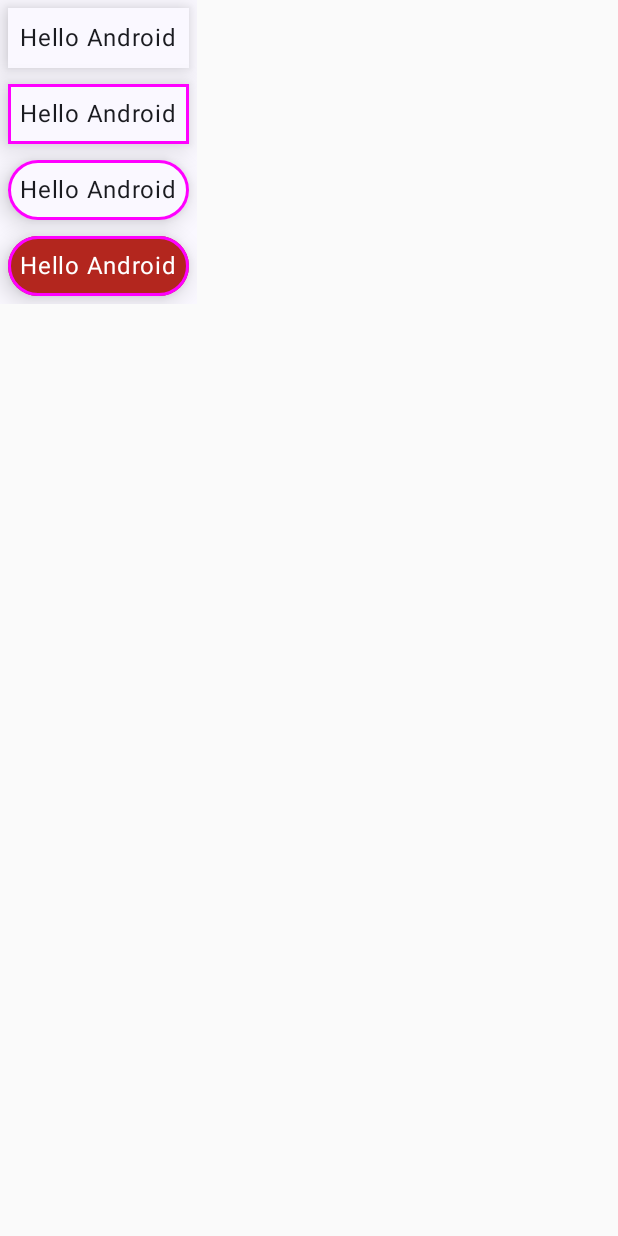
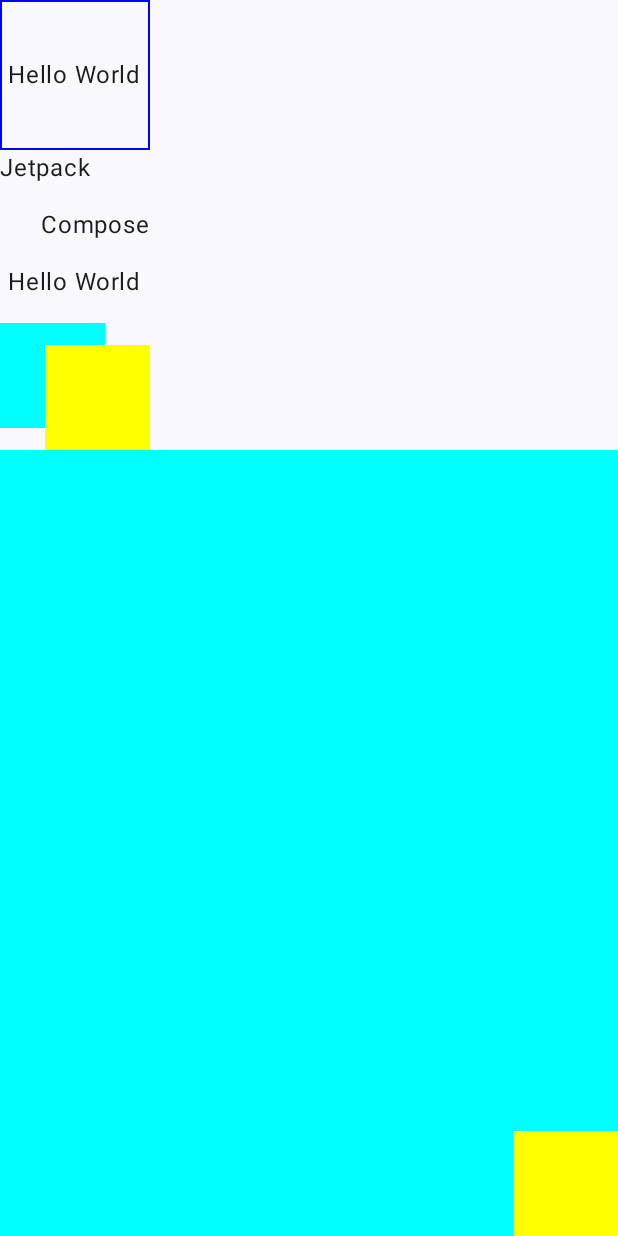
Before and after one commit to ichanguk/Jetpack-Compose-Prac, an Android app built with Jetpack Compose: the screen it shows after launch (SurfaceActivity before the commit, BoxActivity after it), on a phone screen of 412 x 824 dp. Run offline under Robolectric (Android 15) with nearby library versions, the phone set to English and light mode, and no system bars.

Commit message:
Update Box

```diff
--- a/app/src/main/AndroidManifest.xml
+++ b/app/src/main/AndroidManifest.xml
@@ -13,9 +13,9 @@
         android:theme="@style/Theme.JetpackComposePrac"
         tools:targetApi="31">
         <activity
-            android:name=".SurfaceActivity"
+            android:name=".BoxActivity"
             android:exported="true"
-            android:label="@string/title_activity_surface"
+            android:label="@string/title_activity_box"
             android:theme="@style/Theme.JetpackComposePrac">
             <intent-filter>
                 <action android:name="android.intent.action.MAIN" />
@@ -24,10 +24,15 @@
             </intent-filter>
         </activity>
         <activity
+            android:name=".SurfaceActivity"
+            android:exported="true"
+            android:label="@string/title_activity_surface"
+            android:theme="@style/Theme.JetpackComposePrac"/>
+        <activity
             android:name=".ModifierActivity"
             android:exported="true"
             android:label="@string/title_activity_modifier"
-            android:theme="@style/Theme.JetpackComposePrac"/>
+            android:theme="@style/Theme.JetpackComposePrac" />
         <activity
             android:name=".ButtonActivity"
             android:exported="true"
--- /dev/null
+++ b/app/src/main/java/com/example/jetpackcomposeprac/BoxActivity.kt
@@ -0,0 +1,83 @@
+package com.example.jetpackcomposeprac
+
+import android.os.Bundle
+import androidx.activity.ComponentActivity
+import androidx.activity.compose.setContent
+import androidx.compose.foundation.BorderStroke
+import androidx.compose.foundation.background
+import androidx.compose.foundation.border
+import androidx.compose.foundation.layout.Box
+import androidx.compose.foundation.layout.Column
+import androidx.compose.foundation.layout.fillMaxSize
+import androidx.compose.foundation.layout.padding
+import androidx.compose.foundation.layout.size
+import androidx.compose.foundation.shape.CircleShape
+import androidx.compose.material3.MaterialTheme
+import androidx.compose.material3.Surface
+import androidx.compose.material3.Text
+import androidx.compose.runtime.Composable
+import androidx.compose.ui.Alignment
+import androidx.compose.ui.Modifier
+import androidx.compose.ui.graphics.Color
+import androidx.compose.ui.tooling.preview.Preview
+import androidx.compose.ui.unit.dp
+import com.example.jetpackcomposeprac.ui.theme.JetpackComposePracTheme
+
+class BoxActivity : ComponentActivity() {
+    override fun onCreate(savedInstanceState: Bundle?) {
+        super.onCreate(savedInstanceState)
+        setContent {
+            JetpackComposePracTheme {
+                // A surface container using the 'background' color from the theme
+                Surface(
+                    modifier = Modifier.fillMaxSize(),
+                    color = MaterialTheme.colorScheme.background
+                ) {
+                    BoxEx()
+                }
+            }
+        }
+    }
+}
+
+@Composable
+fun BoxEx() {
+    Column {
+        Box(modifier = Modifier
+            .size(100.dp)
+            .border(1.dp, Color.Blue)) {
+            Text(text = "Hello World", modifier = Modifier.align(Alignment.Center))
+        }
+
+        // step1 : Text 2개를 Box 안에 배치
+        Box(modifier = Modifier.size(100.dp)) {
+            Text(text = "Hello World", modifier = Modifier.align(Alignment.BottomCenter))
+            Text(text = "Jetpack", modifier = Modifier.align(Alignment.TopStart))
+            Text(text = "Compose", modifier = Modifier.align(Alignment.CenterEnd))
+        }
+
+        // step2 : 2개의 Box를 Box 안에 배치하고 사이즈를 70dp
+        Box(modifier = Modifier.size(100.dp)) {
+            Box(modifier = Modifier.size(70.dp).background(Color.Cyan).align(Alignment.CenterStart))
+            Box(modifier = Modifier.size(70.dp).background(Color.Yellow).align(Alignment.BottomEnd))
+        }
+
+        // step 3 : 부모 Box에 modifier 설정을 제거해서 content 사이즈만큼 보여주게
+        // 첫 번째 자식 Box의 사이즈를 matchParentSize()로 설정
+        // 다음은 fillMaxSize()로 설정
+        Box {
+            Box(modifier = Modifier.fillMaxSize().background(Color.Cyan).align(Alignment.CenterStart))
+            Box(modifier = Modifier.size(70.dp).background(Color.Yellow).align(Alignment.BottomEnd))
+        }
+
+    }
+
+}
+
+@Preview(showBackground = true)
+@Composable
+fun BoxPreview() {
+    JetpackComposePracTheme {
+        BoxEx()
+    }
+}
--- a/app/src/main/res/values/strings.xml
+++ b/app/src/main/res/values/strings.xml
@@ -3,4 +3,5 @@
     <string name="title_activity_button">ButtonActivity</string>
     <string name="title_activity_modifier">ModifierActivity</string>
     <string name="title_activity_surface">SurfaceActivity</string>
+    <string name="title_activity_box">BoxActivity</string>
 </resources>
```
